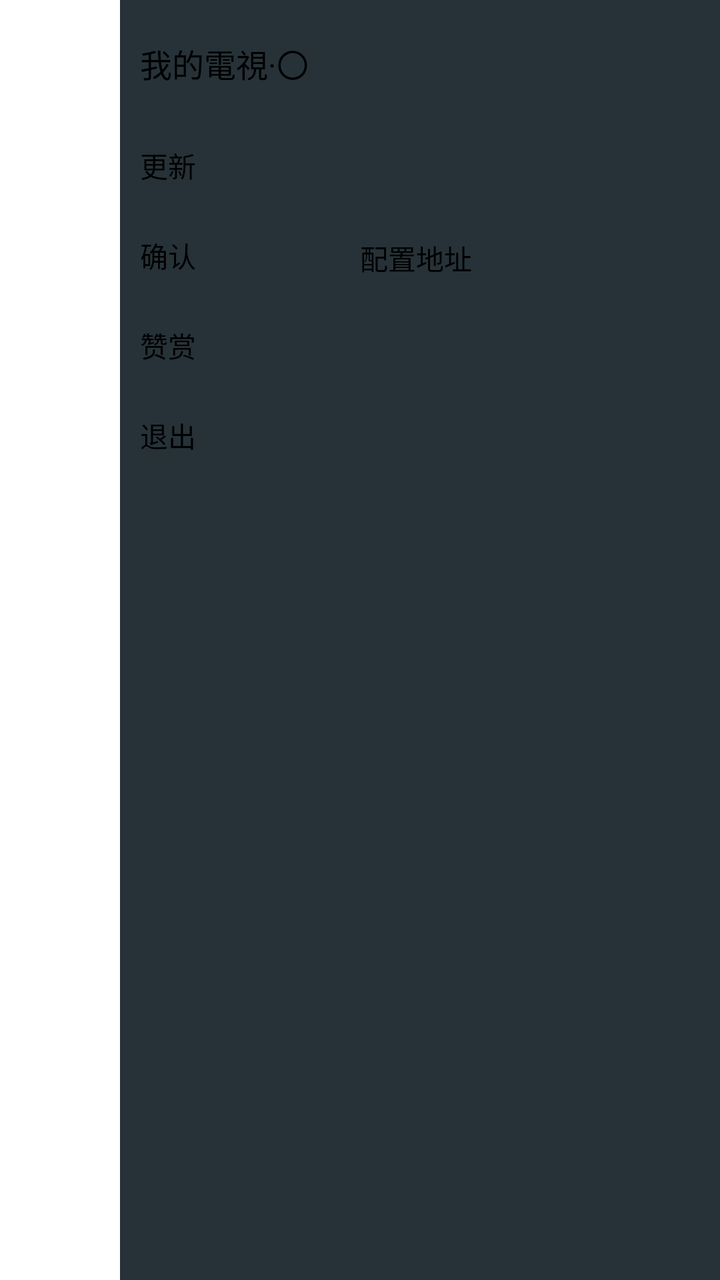
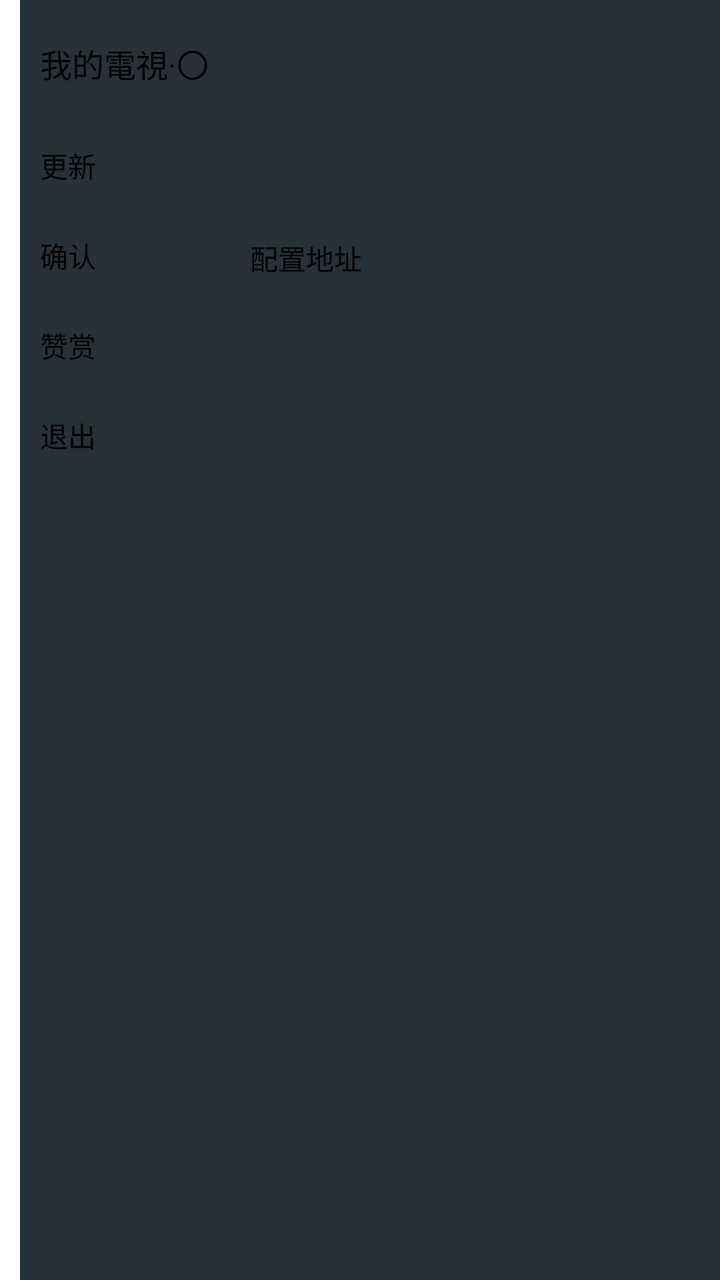

The first picture is an Android layout as it rendered before a commit; the second is the same layout after the commit. The layout source and the unified diff follow.
<!-- AndroidManifest.xml: application theme Theme.MyTV0 -->
<!-- res/layout/setting.xml -->
<?xml version="1.0" encoding="utf-8"?>
<LinearLayout xmlns:android="http://schemas.android.com/apk/res/android"
    android:id="@+id/setting"
    android:layout_width="match_parent"
    android:layout_height="match_parent"
    android:gravity="end"
    android:background="@android:color/transparent"
    android:clickable="true"
    android:focusable="false"
    >

    <LinearLayout
        android:id="@+id/content"
        android:layout_width="300dp"
        android:layout_height="match_parent"
        android:orientation="vertical"
        android:paddingTop="20dp"
        android:paddingLeft="10dp"
        android:paddingRight="10dp"
        android:background="@color/blur"
        >
        <TextView
            android:id="@+id/name"
            android:layout_width="wrap_content"
            android:layout_height="wrap_content"
            android:text="@string/app_name"
            android:textSize="16sp" />
        <TextView
            android:id="@+id/version"
            android:layout_width="wrap_content"
            android:layout_height="wrap_content"
            android:layout_marginTop="10dp"
            android:text=""
            android:textSize="14sp"
            />
        <LinearLayout
            android:layout_width="match_parent"
            android:layout_height="wrap_content"
            android:orientation="horizontal"
            >
            <Button
                android:id="@+id/check_version"
                android:layout_width="100dp"
                android:layout_height="45dp"
                android:layout_marginEnd="10dp"
                android:textSize="14sp"
                android:text="@string/check_version"
                />
            <ProgressBar
                android:visibility="gone"
                android:layout_width="wrap_content"
                android:layout_height="wrap_content"
                />
            <TextView
                android:id="@+id/version_name"
                android:text=""
                android:textSize="14sp"
                android:layout_width="wrap_content"
                android:layout_height="wrap_content" />
        </LinearLayout>
        <LinearLayout
            android:layout_width="match_parent"
            android:layout_height="wrap_content"
            android:orientation="horizontal">
            <Button
                android:id="@+id/confirm_button"
                android:layout_width="100dp"
                android:layout_height="45dp"
                android:layout_marginEnd="10dp"
                android:textSize="14sp"
                android:text="@string/confirm" />
            <EditText
                android:id="@+id/my_edit_text"
                android:layout_width="190dp"
                android:layout_height="wrap_content"
                android:textSize="14sp"
                android:autofillHints=""
                android:hint="@string/channels"
                android:scrollbars="vertical"
                android:inputType="textMultiLine" />
        </LinearLayout>
        <Button
            android:id="@+id/appreciate"
            android:layout_width="100dp"
            android:layout_height="45dp"
            android:layout_marginTop="0dp"
            android:text="@string/appreciate"
            android:textSize="14sp"
            />
        <Button
            android:id="@+id/exit"
            android:layout_width="100dp"
            android:layout_height="45dp"
            android:layout_marginTop="0dp"
            android:text="@string/exit"
            android:textSize="14sp"
            />
        <Switch
            android:id="@+id/switch_channel_reversal"
            android:text="@string/title_channel_reversal"
            android:textSize="14sp"
            android:layout_marginTop="5dp"
            android:layout_width="match_parent"
            android:layout_height="wrap_content" />
        <Switch
            android:id="@+id/switch_channel_num"
            android:text="@string/title_channel_num"
            android:textSize="14sp"
            android:layout_marginTop="5dp"
            android:layout_width="match_parent"
            android:layout_height="wrap_content" />
        <Switch
            android:id="@+id/switch_time"
            android:text="@string/title_time"
            android:textSize="14sp"
            android:layout_marginTop="5dp"
            android:layout_width="match_parent"
            android:layout_height="wrap_content" />
        <Switch
            android:id="@+id/switch_boot_startup"
            android:text="@string/title_boot_startup"
            android:layout_marginTop="5dp"
            android:textSize="14sp"
            android:layout_width="match_parent"
            android:layout_height="wrap_content" />
        <Switch
            android:id="@+id/switch_repeat_info"
            android:text="@string/title_repeat_info"
            android:textSize="14sp"
            android:layout_marginTop="5dp"
            android:layout_width="match_parent"
            android:layout_height="wrap_content" />
        <Switch
            android:id="@+id/switch_config_auto_load"
            android:text="@string/title_config_auto_load"
            android:textSize="14sp"
            android:layout_marginTop="5dp"
            android:layout_width="match_parent"
            android:layout_height="wrap_content" />
    </LinearLayout>
</LinearLayout>
<!-- resources referenced by this layout -->
<resources>
  <color name="blur">#FF263238</color>
  <string name="app_name">我的電視·〇</string>
  <string name="appreciate">赞赏</string>
  <string name="channels">配置地址</string>
  <string name="check_version">更新</string>
  <string name="confirm">确认</string>
  <string name="exit">退出</string>
  <string name="title_boot_startup">开机自启</string>
  <string name="title_channel_num">换台时显示频道号</string>
  <string name="title_channel_reversal">换台反转</string>
  <string name="title_config_auto_load">开机时自动导入配置</string>
  <string name="title_repeat_info">循环播放时显示信息</string>
  <string name="title_time">显示时间</string>
  <style name="Theme.MyTV0" parent="@style/Theme.Leanback" />
</resources>

<!-- the commit's change to res/layout/setting.xml (unified diff, before → after) -->
@@ -3,16 +3,20 @@
     android:id="@+id/setting"
     android:layout_width="match_parent"
     android:layout_height="match_parent"
-    android:gravity="end"
-    android:background="@android:color/transparent"
     android:clickable="true"
     android:focusable="false"
+    android:gravity="end"
     >
-
+    <ScrollView
+        android:id="@+id/container"
+        android:layout_width="wrap_content"
+        android:layout_height="match_parent"
+        android:fillViewport="true"
+        >
     <LinearLayout
         android:id="@+id/content"
-        android:layout_width="300dp"
-        android:layout_height="match_parent"
+        android:layout_width="350dp"
+        android:layout_height="wrap_content"
         android:orientation="vertical"
         android:paddingTop="20dp"
         android:paddingLeft="10dp"
@@ -42,7 +46,7 @@
                 android:id="@+id/check_version"
                 android:layout_width="100dp"
                 android:layout_height="45dp"
-                android:layout_marginEnd="10dp"
+                android:layout_marginEnd="5dp"
                 android:textSize="14sp"
                 android:text="@string/check_version"
                 />
@@ -66,12 +70,12 @@
                 android:id="@+id/confirm_button"
                 android:layout_width="100dp"
                 android:layout_height="45dp"
-                android:layout_marginEnd="10dp"
+                android:layout_marginEnd="5dp"
                 android:textSize="14sp"
                 android:text="@string/confirm" />
             <EditText
                 android:id="@+id/my_edit_text"
-                android:layout_width="190dp"
+                android:layout_width="245dp"
                 android:layout_height="wrap_content"
                 android:textSize="14sp"
                 android:autofillHints=""
@@ -138,4 +142,5 @@
             android:layout_width="match_parent"
             android:layout_height="wrap_content" />
     </LinearLayout>
+    </ScrollView>
 </LinearLayout>
<!-- resource entries referenced after the edit -->
@@ -13,6 +13,7 @@
   <string name="title_config_auto_load">开机时自动导入配置</string>
   <string name="title_repeat_info">循环播放时显示信息</string>
   <string name="title_time">显示时间</string>
-  <style name="Theme.MyTV0" parent="@style/Theme.Leanback" />
+  <style name="Theme.MyTV0" parent="@style/Theme.Leanback">
+      </style>
 </resources>
 
